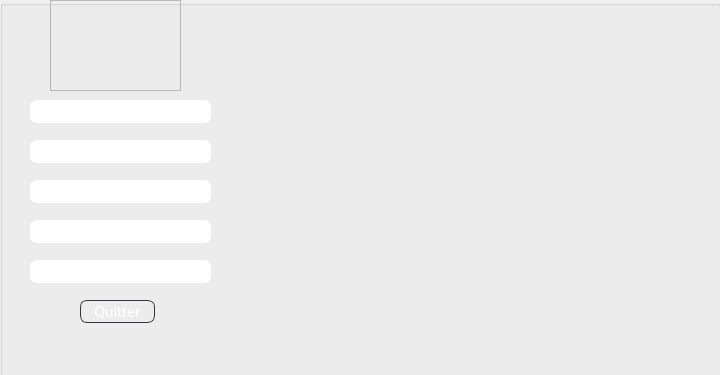
First picture: the form in menu.ui, repository ahmedmanaa21/Projet2A10_SmartCinema, before the edit.
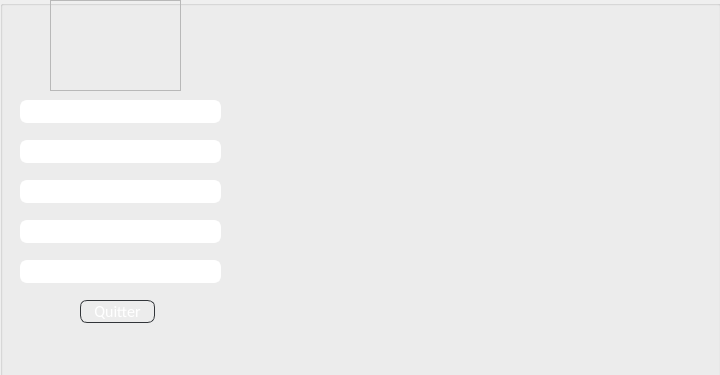
Second picture: the form after the edit. Icons and pictures are not drawn.

What changed in the file:
```diff
--- a/menu.ui
+++ b/menu.ui
@@ -90,9 +90,9 @@
    <widget class="QPushButton" name="pushButton">
     <property name="geometry">
      <rect>
-      <x>30</x>
+      <x>20</x>
       <y>100</y>
-      <width>181</width>
+      <width>201</width>
       <height>23</height>
      </rect>
     </property>
@@ -124,15 +124,15 @@
 }</string>
     </property>
     <property name="text">
-     <string>Gestion Employé(e)s</string>
+     <string>Gestion Employés/Profils</string>
     </property>
    </widget>
    <widget class="QPushButton" name="pushButton_2">
     <property name="geometry">
      <rect>
-      <x>30</x>
+      <x>20</x>
       <y>140</y>
-      <width>181</width>
+      <width>201</width>
       <height>23</height>
      </rect>
     </property>
@@ -170,9 +170,9 @@
    <widget class="QPushButton" name="pushButton_3">
     <property name="geometry">
      <rect>
-      <x>30</x>
+      <x>20</x>
       <y>180</y>
-      <width>181</width>
+      <width>201</width>
       <height>23</height>
      </rect>
     </property>
@@ -210,9 +210,9 @@
    <widget class="QPushButton" name="pushButton_4">
     <property name="geometry">
      <rect>
-      <x>30</x>
+      <x>20</x>
       <y>220</y>
-      <width>181</width>
+      <width>201</width>
       <height>23</height>
      </rect>
     </property>
@@ -250,9 +250,9 @@
    <widget class="QPushButton" name="pushButton_5">
     <property name="geometry">
      <rect>
-      <x>30</x>
+      <x>20</x>
       <y>260</y>
-      <width>181</width>
+      <width>201</width>
       <height>23</height>
      </rect>
     </property>
@@ -284,7 +284,7 @@
 }</string>
     </property>
     <property name="text">
-     <string>Gestion Finances</string>
+     <string>Gestion Tickets/Reservations</string>
     </property>
    </widget>
   </widget>
```
